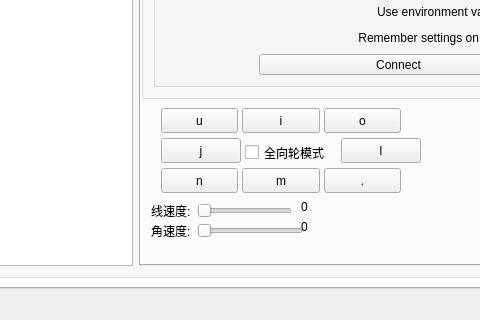
This is ROS-interaction/src/robot_hmi/ui/main_window.ui in Skylar-xty/ROS--- as Qt 5 draws it before an edit; both pictures show x 309 to 789 and y 320 to 640 of the 890 by 640 pixel window. The edited form follows.
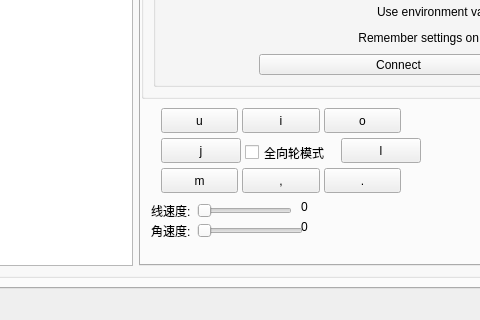
This is the edited form. Icons and pictures are not drawn.

What changed in the file:
```diff
--- a/ROS-interaction/src/robot_hmi/ui/main_window.ui
+++ b/ROS-interaction/src/robot_hmi/ui/main_window.ui
@@ -307,7 +307,7 @@
                 </rect>
                </property>
                <property name="text">
-                <string>m</string>
+                <string>,</string>
                </property>
                <property name="shortcut">
                 <string>M</string>
@@ -368,13 +368,13 @@
                 </rect>
                </property>
                <property name="text">
-                <string>n</string>
+                <string>m</string>
                </property>
                <property name="shortcut">
                 <string>N</string>
                </property>
               </widget>
-              <widget class="QWidget" name="">
+              <widget class="QWidget" name="layoutWidget">
                <property name="geometry">
                 <rect>
                  <x>10</x>
@@ -400,7 +400,7 @@
                 </item>
                </layout>
               </widget>
-              <widget class="QWidget" name="">
+              <widget class="QWidget" name="layoutWidget">
                <property name="geometry">
                 <rect>
                  <x>10</x>
```
Left out of the diff: 30 changed lines with no effect on the pictures.
